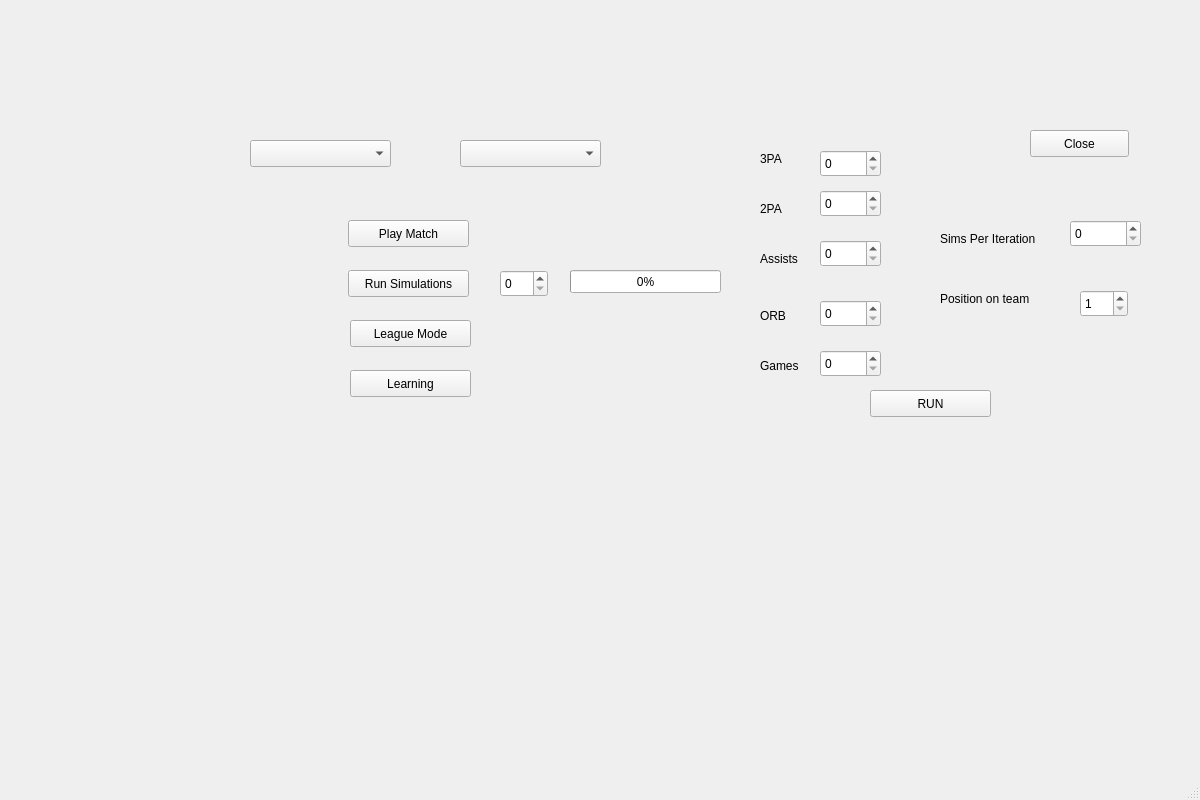
The window that MainWindow.ui (walsh06/BasketballManager) describes before a commit, drawn with Qt 5.
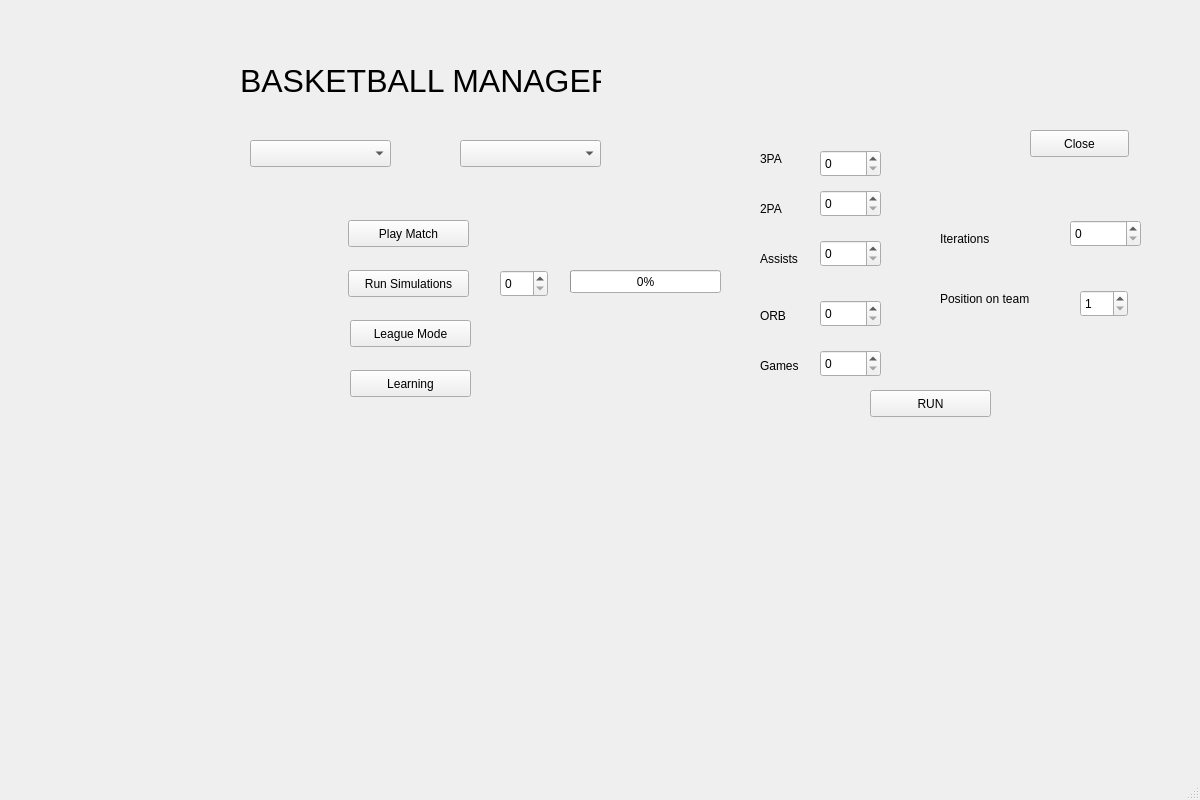
The same window after the commit. The open tabs and pages were chosen to show the change. Custom widgets are drawn as their Qt base class.

```diff
--- a/MainWindow.ui
+++ b/MainWindow.ui
@@ -204,7 +204,7 @@
         </rect>
        </property>
        <property name="text">
-        <string>Sims Per Iteration</string>
+        <string>Iterations</string>
        </property>
       </widget>
       <widget class="QPushButton" name="closeLearning">
@@ -326,6 +326,24 @@
        </property>
       </widget>
      </widget>
+     <widget class="QLabel" name="label_8">
+      <property name="geometry">
+       <rect>
+        <x>240</x>
+        <y>40</y>
+        <width>361</width>
+        <height>81</height>
+       </rect>
+      </property>
+      <property name="font">
+       <font>
+        <pointsize>24</pointsize>
+       </font>
+      </property>
+      <property name="text">
+       <string>BASKETBALL MANAGER</string>
+      </property>
+     </widget>
     </widget>
     <widget class="LeagueScreen" name="LeagueWidget"/>
     <widget class="QWidget" name="PostGame">
```
Left out of the diff: 2 changed lines with no effect on the pictures.
